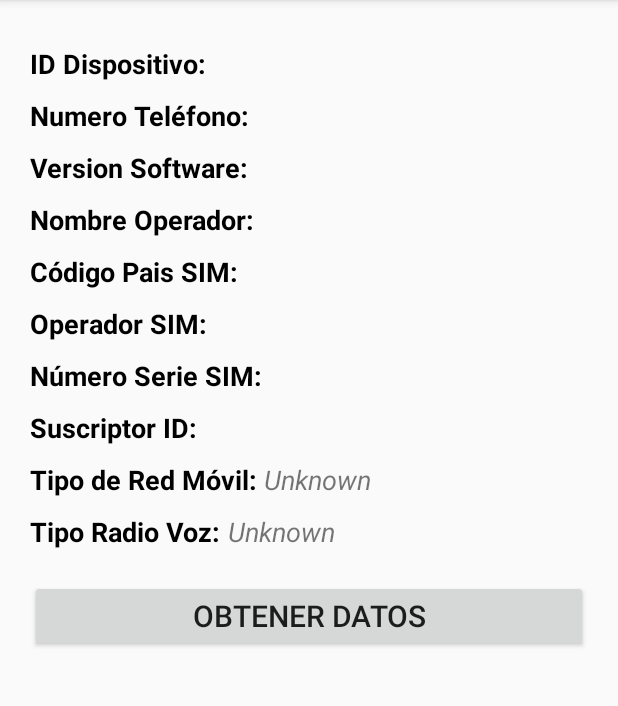
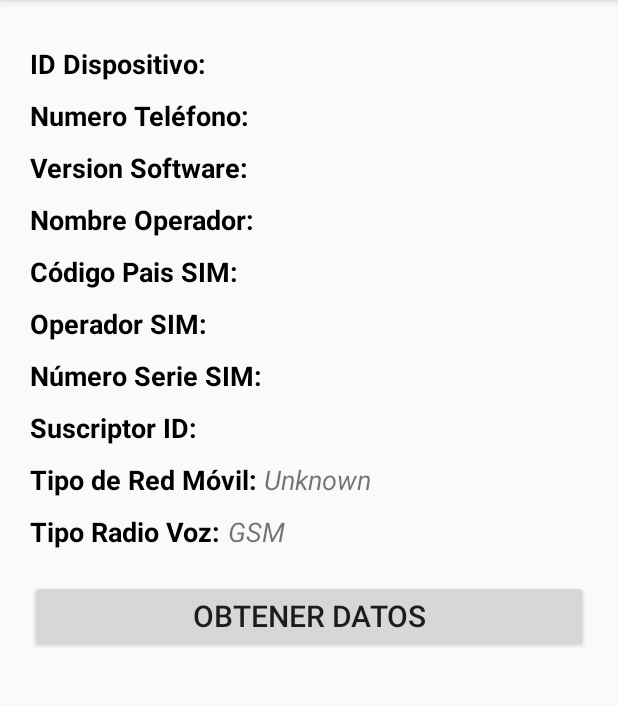
Before and after one commit to Khamaleona/EstadoSmartphone, an Android app: the screen it shows after launch (MainActivity), after a tap on "OBTENER DATOS", on a phone screen of 412 x 824 dp, the part 84-790 px from its top. Run offline under Robolectric (Android 15) with nearby library versions, the phone set to English and light mode, and no system bars.

Commit message:
Arreglado el problema con la red de voz y de datos (traducción de tipo, que era un entero, a cadena con su nombre correspondiente). Cambiado el método para tipo de red de voz a getPhoneType().

```diff
--- a/app/src/main/java/com/example/irenecarrasco/estadosmartphone/MainActivity.java
+++ b/app/src/main/java/com/example/irenecarrasco/estadosmartphone/MainActivity.java
@@ -78,11 +78,8 @@ public class MainActivity extends AppCompatActivity {
                 simOperator.setText(tm.getSimOperatorName());
                 simSerial.setText(tm.getSimSerialNumber());
                 susID.setText(tm.getSubscriberId());
-                if (Build.VERSION.SDK_INT >= Build.VERSION_CODES.N) {
-                    voiceType.setText(getNetworkTypeName(tm.getVoiceNetworkType()));
-                }else{
-                    voiceType.setText(getNetworkTypeName(tm.getNetworkType()));
-                }
+
+                voiceType.setText(getPhoneTypeName(tm.getPhoneType()));
 
                 if (Build.VERSION.SDK_INT >= Build.VERSION_CODES.N) {
                     redType.setText(getNetworkTypeName(tm.getDataNetworkType()));
@@ -94,6 +91,30 @@ public class MainActivity extends AppCompatActivity {
         });
     }
 
+    private String getPhoneTypeName(int i)
+    {
+        String result="";
+
+        switch (i){
+            case 0:
+                result = "None";
+            break;
+
+            case 1:
+                result ="GSM";
+            break;
+
+            case 2:
+                result = "CDMA";
+            break;
+
+            case 3:
+                result = "SIP";
+            break;
+        }
+
+        return result;
+    }
     private String getNetworkTypeName(int i){
 
         String result="";
```
